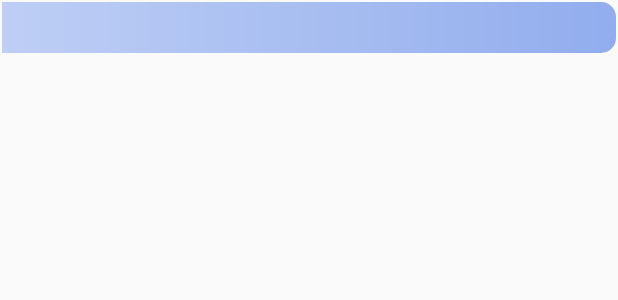
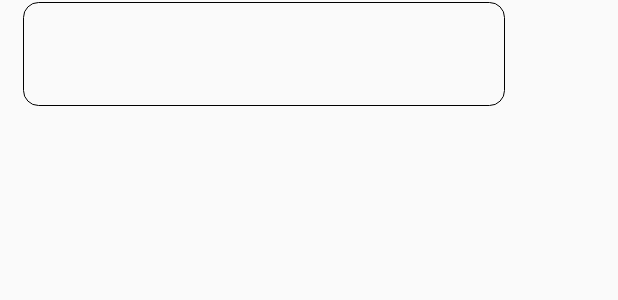
Before and after one commit to kitsune0100/NotesApp, an Android app: the layout recyclerview_row.xml on its own in the app's theme, with its tools: preview values and no code run, on a phone screen of 412 x 824 dp. Shown: the top 300 px of the screen. Run offline under Robolectric (Android 15) with nearby library versions, the phone set to English and light mode, and no system bars.

Commit message:
8th committ, completely fixed UI

```diff
--- /dev/null
+++ b/app/src/main/res/drawable/notebox1.xml
@@ -0,0 +1,6 @@
+<?xml version="1.0" encoding="utf-8"?>
+<shape xmlns:android="http://schemas.android.com/apk/res/android" android:shape="rectangle">
+    <stroke android:width="0.5sp"/>
+    <solid android:color="#FCE4EC"/>
+    <corners android:topRightRadius="10dp" android:topLeftRadius="10dp" android:bottomLeftRadius="10dp" android:bottomRightRadius="10dp"/>
+</shape>
--- /dev/null
+++ b/app/src/main/res/drawable/notebox2.xml
@@ -0,0 +1,6 @@
+<?xml version="1.0" encoding="utf-8"?>
+<shape xmlns:android="http://schemas.android.com/apk/res/android" android:shape="rectangle">
+    <stroke android:width="0.5sp"/>
+    <solid android:color="#C5E1A5"/>
+    <corners android:topRightRadius="10dp" android:topLeftRadius="10dp" android:bottomLeftRadius="10dp" android:bottomRightRadius="10dp"/>
+</shape>
--- a/app/src/main/res/drawable/recycler_rowbackground.xml
+++ b/app/src/main/res/drawable/recycler_rowbackground.xml
@@ -1,12 +1,6 @@
 <?xml version="1.0" encoding="utf-8"?>
 <shape xmlns:android="http://schemas.android.com/apk/res/android">
-    <gradient
-        android:angle="0"
-        android:endColor="#92adee"
-        android:centerColor="#a8bef1"
-        android:startColor="#becef5"
-        android:type="linear"
-        />
+    <stroke android:width="5sp"/>
 <corners android:bottomRightRadius="10sp"
          android:topRightRadius="10sp"
 
--- a/app/src/main/res/layout/recyclerview_row.xml
+++ b/app/src/main/res/layout/recyclerview_row.xml
@@ -3,19 +3,25 @@
     android:layout_width="match_parent"
     android:layout_height="wrap_content"
     android:padding="1sp"
-    android:alpha="45">
+    android:alpha="45" >
+
 
     <EditText
         android:id="@+id/filename"
-        android:layout_width="match_parent"
-        android:layout_height="wrap_content"
+        android:layout_width="327dp"
+        android:layout_height="69dp"
+        android:layout_alignParentStart="true"
+        android:layout_alignParentEnd="true"
+        android:layout_marginStart="14dp"
+        android:layout_marginEnd="74dp"
         android:alpha="90"
-        android:background="@drawable/recycler_rowbackground"
+        android:background="@drawable/titlebox"
         android:focusable="auto"
         android:focusableInTouchMode="false"
         android:fontFamily="sans-serif"
-        android:gravity="center"
+        android:gravity="start"
         android:padding="3sp"
-        android:textColor="#ffffff"
-        android:textSize="20sp"></EditText>
+        android:textColor="@color/textgray"
+        android:textSize="20sp"
+        android:textStyle="bold"></EditText>
 </RelativeLayout>
--- a/app/src/main/res/values/colors.xml
+++ b/app/src/main/res/values/colors.xml
@@ -2,7 +2,7 @@
 <resources>
     <color name="colorPrimary">#44443F</color>
     <color name="colorPrimaryDark">#44443F</color>
-    <color name="colorAccent">#FFF48FB1</color>
+    <color name="colorAccent">#F48FB1</color>
     <color name="gray">#787575</color>
     <color name="pink">#FFAFFB</color>
     <color name="white">#FFFFFF</color>
```
Also changed, not shown: app/src/main/java/com/test/notes/ListAdapter.java (+9 -2 lines), app/src/main/java/com/test/notes/newnote.java (+1 -1 lines).
